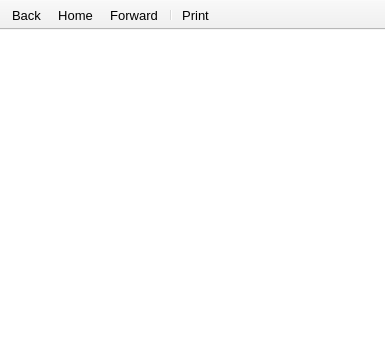
Above: UIs/nPanHelp.ui from NeutrinoToolkit/Neutrino before the change. Below: the same form after it.
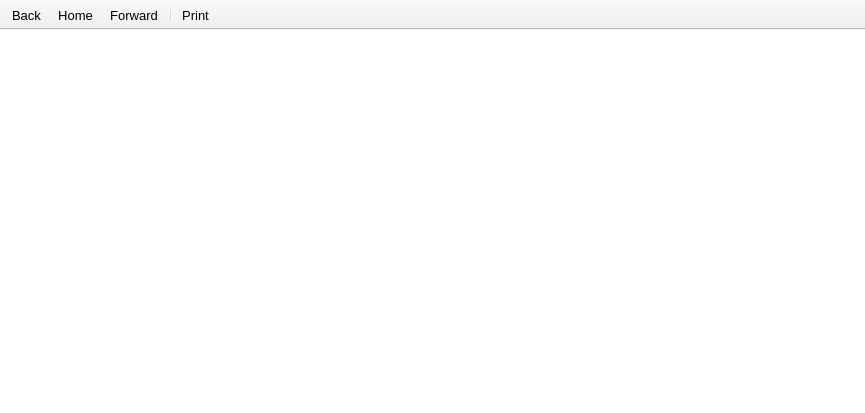
That is the form after the change. Icons and pictures are not drawn. Custom widgets are drawn as their Qt base class.

Commit message: Visar help

Diff of the .ui file:
```diff
--- a/UIs/nPanHelp.ui
+++ b/UIs/nPanHelp.ui
@@ -6,8 +6,8 @@
    <rect>
     <x>0</x>
     <y>0</y>
-    <width>385</width>
-    <height>351</height>
+    <width>865</width>
+    <height>413</height>
    </rect>
   </property>
   <property name="windowTitle">
```
Left out of the diff: 13 changed lines with no effect on the pictures. The commit also changes 2 other files.
